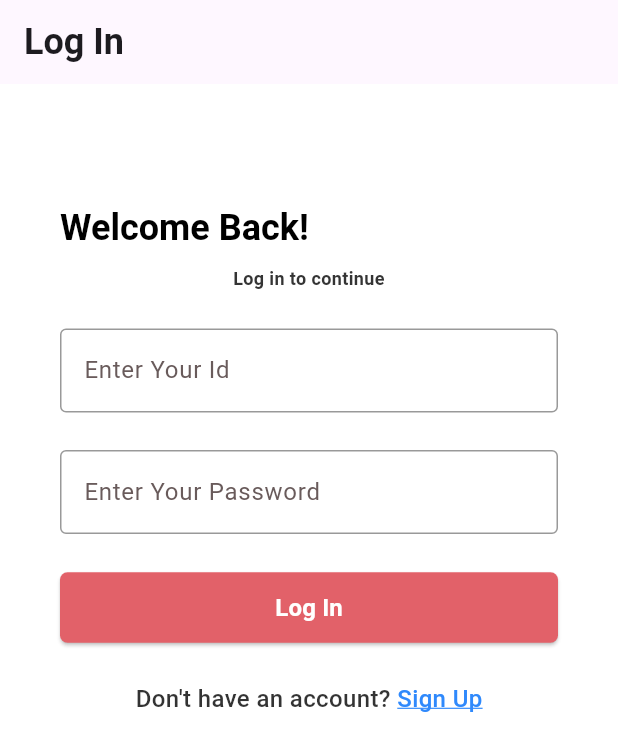
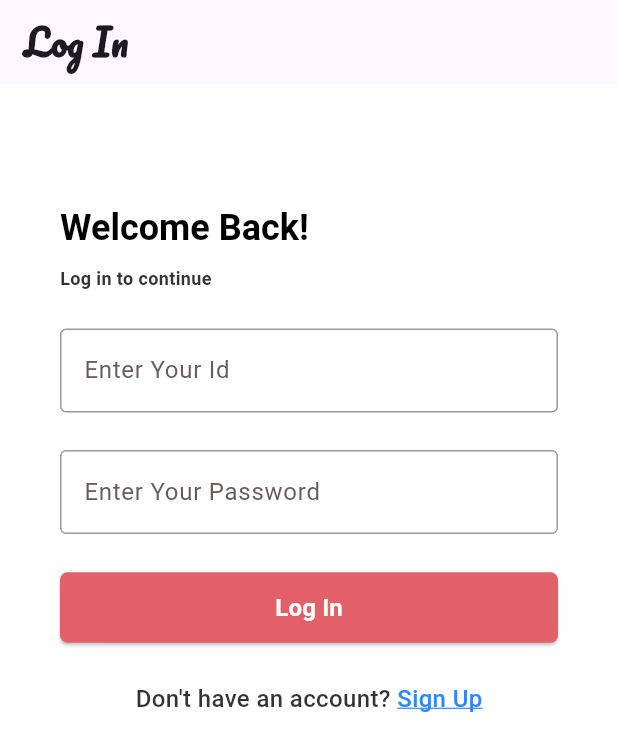
Before and after one commit to 2024-KSEB-HealthCare-Youth/App, a Flutter app: the screen it shows after launch, on a phone screen of 412 x 824 dp. Shown: the top 751 px of the screen. Run offline on Flutter 3.47's test engine with Material 3 defaults, Android fonts, the phone set to English and light mode, and no system bars; our stand-ins replace camera, flutter_secure_storage, freezed_annotation, image_picker, shared_preferences; accounts and stored records are empty; Roboto replaces fonts that are missing (Manrope, Poppins).

Commit message:
수정 2

```diff
--- a/lib/main.dart
+++ b/lib/main.dart
@@ -25,12 +25,14 @@ void main() async {
       return;
     }
     final firstCamera = cameras.first;
-    runApp(MultiProvider(
-      providers: [
-        ChangeNotifierProvider(create: (_) => CommentService()),
-      ],
-      child: FigmaToCodeApp(camera: firstCamera),
-    ));
+    runApp(
+      MultiProvider(
+        providers: [
+          ChangeNotifierProvider(create: (_) => CommentService()),
+        ],
+        child: FigmaToCodeApp(camera: firstCamera),
+      ),
+    );
   } catch (e) {
     runApp(ErrorApp());
   }
@@ -59,7 +61,7 @@ class FigmaToCodeApp extends StatelessWidget {
     return MaterialApp(
       theme: _buildThemeData(),
       home: SplashScreen(),
-      routes: _buildRoutes(context),
+      onGenerateRoute: _generateRoute,
     );
   }
 
@@ -100,20 +102,35 @@ class FigmaToCodeApp extends StatelessWidget {
     );
   }
 
-  Map<String, WidgetBuilder> _buildRoutes(BuildContext context) {
-    return {
-      Routes.login: (context) => LogIn(),
-      Routes.signUp: (context) => SignUp(),
-      Routes.mainPage: (context) => MainPage(),
-      Routes.takePictureScreen: (context) => takePictureScreen(camera: camera),
-      Routes.loadingPage: (context) => LoadingScreen(imagePath: ""),
-      Routes.recommendationPage: (context) => Recommendation(),
-      Routes.myPage: (context) => MyPage(),
-      Routes.menu: (context) => Menu(),
-      Routes.pastLog: (context) => PastResultsScreen(),
-      Routes.editAccount: (context) => EditAccountPage(),
-      Routes.CommentsScreen: (context) => CommentsScreen(),
-    };
+  Route<dynamic>? _generateRoute(RouteSettings settings) {
+    switch (settings.name) {
+      case Routes.login:
+        return MaterialPageRoute(builder: (context) => LogIn());
+      case Routes.signUp:
+        return MaterialPageRoute(builder: (context) => SignUp());
+      case Routes.mainPage:
+        return MaterialPageRoute(builder: (context) => MainPage());
+      case Routes.takePictureScreen:
+        return MaterialPageRoute(builder: (context) => TakePictureScreen(camera: camera));
+      case Routes.loadingPage:
+        final args = settings.arguments as Map<String, dynamic>;
+        final imagePath = args['imagePath'];
+        return MaterialPageRoute(builder: (context) => LoadingScreen(imagePath: imagePath));
+      case Routes.recommendationPage:
+        return MaterialPageRoute(builder: (context) => Recommendation());
+      case Routes.myPage:
+        return MaterialPageRoute(builder: (context) => MyPage());
+      case Routes.menu:
+        return MaterialPageRoute(builder: (context) => Menu());
+      case Routes.pastLog:
+        return MaterialPageRoute(builder: (context) => PastResultsScreen());
+      case Routes.editAccount:
+        return MaterialPageRoute(builder: (context) => EditAccountPage());
+      case Routes.CommentsScreen:
+        return MaterialPageRoute(builder: (context) => CommentsScreen());
+      default:
+        return null;
+    }
   }
 }
 
@@ -128,7 +145,7 @@ class Routes {
   static const String menu = '/menu';
   static const String pastLog = '/past_log';
   static const String editAccount = '/edit_account';
-  static const String CommentsScreen = '/community';
+  static const String CommentsScreen = '/CommentsScreen';
 }
 
 class ErrorPage extends StatelessWidget {
--- a/lib/screens/edit_account.dart
+++ b/lib/screens/edit_account.dart
@@ -110,7 +110,7 @@ class _EditAccountPageState extends State<EditAccountPage> {
             color: Colors.black,
             fontSize: 24,
             fontWeight: FontWeight.bold,
-            fontFamily: 'Brush Script MT',
+            fontFamily: 'Pacifico',
           ),
         ),
         centerTitle: true,
@@ -213,8 +213,8 @@ class _EditAccountPageState extends State<EditAccountPage> {
                       ),
                       onPressed: _saveAccountInfo,
                       child: const Text(
-                        '저장하기',
-                        style: TextStyle(color: Colors.white, fontSize: 16),
+                        'save',
+                        style: TextStyle(color: Colors.white, fontSize: 16,fontFamily: 'Pacifico'),
                       ),
                     ),
                   ),
--- a/lib/screens/login.dart
+++ b/lib/screens/login.dart
@@ -36,7 +36,7 @@ class _LogInState extends State<LogIn> {
   Widget build(BuildContext context) {
     return Scaffold(
       appBar: AppBar(
-        title: const Text('Log In'),
+        title: const Text('Log In', style: TextStyle(fontFamily: 'Pacifico')),
       ),
       body: Padding(
         padding: const EdgeInsets.symmetric(vertical: 61, horizontal: 40),
@@ -52,7 +52,7 @@ class _LogInState extends State<LogIn> {
               const SizedBox(height: 10),
               const Text(
                 'Log in to continue',
-                textAlign: TextAlign.center,
+                textAlign: TextAlign.left,
                 style: TextStyle(
                   color: Color(0xFF343434),
                   fontSize: 12,
--- a/lib/screens/menu.dart
+++ b/lib/screens/menu.dart
@@ -27,7 +27,7 @@ class Menu extends StatelessWidget {
             key: Key('게시판'),
             title: '게시판',
             onTap: () {
-              Navigator.pushNamed(context, '/community');
+              Navigator.pushNamed(context, '/CommentsScreen');
             },
           ),
           _buildMenuItem(
--- a/lib/screens/past_log.dart
+++ b/lib/screens/past_log.dart
@@ -121,7 +121,7 @@ class _PastResultsScreenState extends State<PastResultsScreen> {
             },
       child: const Text(
         '확인하기',
-        style: TextStyle(fontSize: 16, color: Colors.white),
+        style: TextStyle(fontSize: 16, color: Colors.white,fontFamily: 'Pacifico'),
       ),
     );
   }
--- a/lib/screens/sign_up.dart
+++ b/lib/screens/sign_up.dart
@@ -79,7 +79,7 @@ class _SignUpState extends State<SignUp> {
   Widget build(BuildContext context) {
     return Scaffold(
       appBar: AppBar(
-        title: const Text('Sign Up'),
+        title: const Text('Sign Up',style: TextStyle(fontFamily: 'Pacifico'),),
       ),
       body: Padding(
         padding: const EdgeInsets.symmetric(vertical: 61, horizontal: 40),
```
Also changed, not shown: lib/screens/camera_screen.dart (+14 -25 lines), lib/screens/commentsScreen.dart (+11 -6 lines), lib/screens/display_picture.dart (+9 -6 lines).
